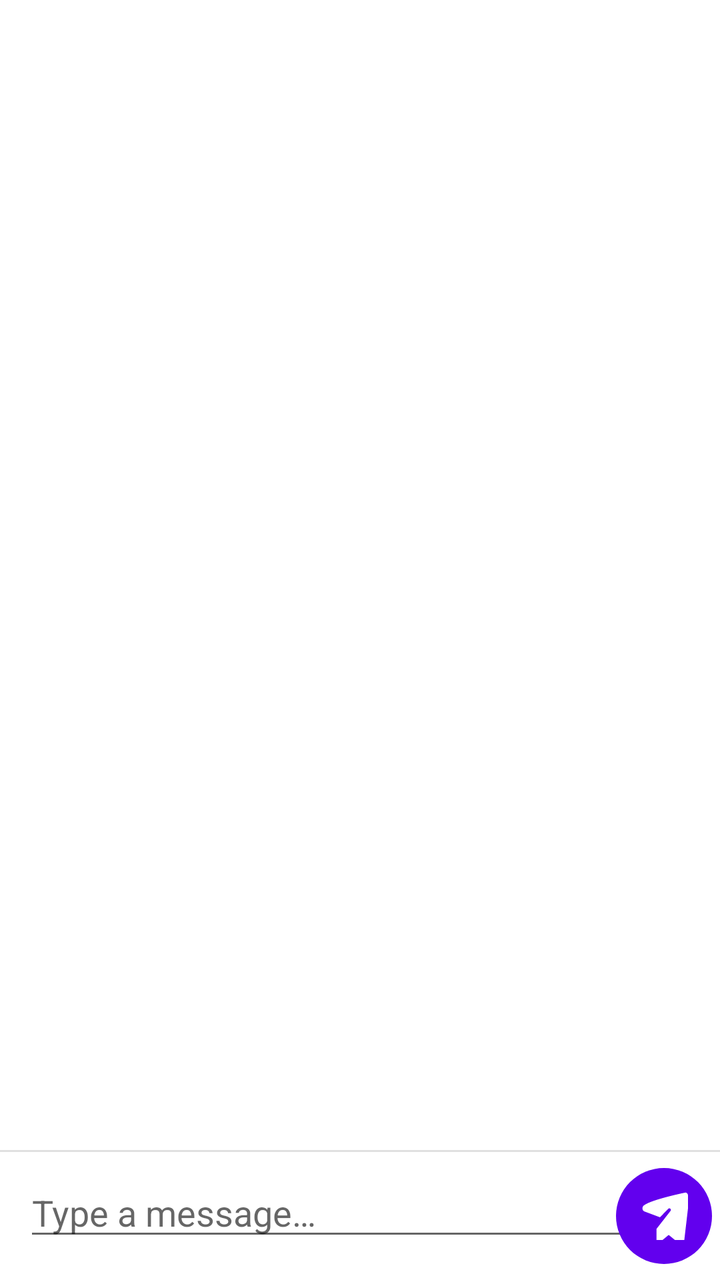
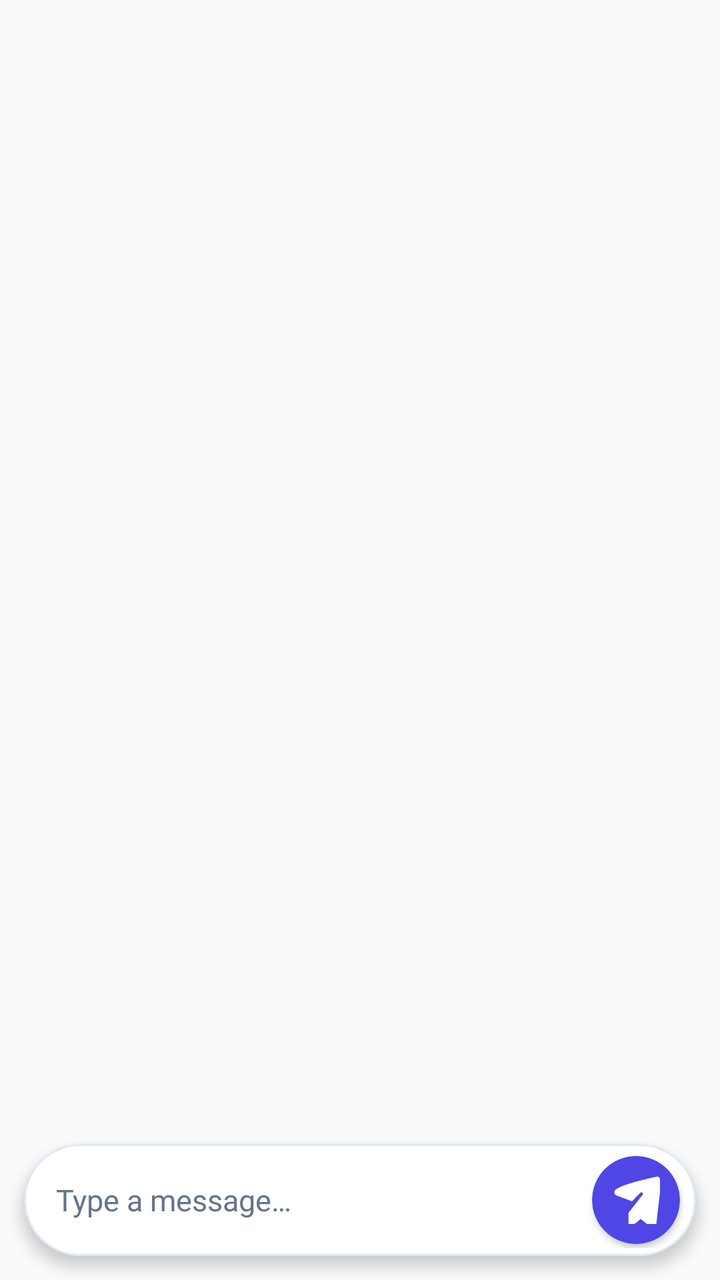

Two renders of the same Android screen: before a commit and after it. Below are the layout's source before the change and the commit's diff.
<!-- AndroidManifest.xml: application theme Theme.EnterpriseMessenger -->
<!-- res/layout/fragment_messages.xml -->
<?xml version="1.0" encoding="utf-8"?>
<LinearLayout xmlns:android="http://schemas.android.com/apk/res/android"
    android:layout_width="match_parent"
    android:layout_height="match_parent"
    android:orientation="vertical">

    <androidx.recyclerview.widget.RecyclerView
        android:id="@+id/recyclerview_messages"
        android:layout_width="match_parent"
        android:layout_height="0dp"
        android:layout_weight="1"
        android:clipToPadding="false"
        android:paddingBottom="8dp" />

    <View
        android:layout_width="match_parent"
        android:layout_height="1dp"
        android:background="?android:attr/listDivider" />

    <FrameLayout
        android:layout_width="match_parent"
        android:layout_height="wrap_content"
        android:paddingStart="12dp"
        android:paddingEnd="4dp"
        android:paddingTop="8dp"
        android:paddingBottom="8dp">

        <EditText
            android:id="@+id/edittext_message_input"
            android:layout_width="match_parent"
            android:layout_height="wrap_content"
            android:hint="@string/hint_type_message"
            android:imeOptions="actionSend"
            android:inputType="textShortMessage|textMultiLine"
            android:maxLines="4"
            android:paddingEnd="56dp" />

        <ImageButton
            android:id="@+id/button_send_message"
            android:layout_width="48dp"
            android:layout_height="48dp"
            android:layout_gravity="end|center_vertical"
            android:background="@drawable/circle_button_bg"
            android:contentDescription="@string/desc_send_message"
            android:padding="8dp"
            android:scaleType="centerInside"
            android:src="@drawable/ic_send_black_24dp" />

    </FrameLayout>

</LinearLayout>
<!-- resources referenced by this layout -->
<resources>
  <!-- drawable circle_button_bg (drawable) -->
  <?xml version="1.0" encoding="utf-8"?>
  <shape xmlns:android="http://schemas.android.com/apk/res/android"
      android:shape="oval">
      <solid android:color="?attr/colorPrimary" />
  </shape>
  <string name="desc_send_message">Send message</string>
  <string name="hint_type_message">Type a message…</string>
  <style name="Theme.EnterpriseMessenger" parent="Theme.MaterialComponents.DayNight.DarkActionBar">
          
          <item name="colorPrimary">@color/purple_500</item>
          <item name="colorPrimaryVariant">@color/purple_700</item>
          <item name="colorOnPrimary">@color/white</item>
          
          <item name="colorSecondary">@color/teal_200</item>
          <item name="colorSecondaryVariant">@color/teal_700</item>
          <item name="colorOnSecondary">@color/black</item>
          
          <item name="android:statusBarColor">?attr/colorPrimaryVariant</item>
          
      </style>
  <color name="purple_500">#FF6200EE</color>
  <color name="purple_700">#FF3700B3</color>
  <color name="white">#FFFFFFFF</color>
  <color name="teal_200">#FF03DAC5</color>
  <color name="teal_700">#FF018786</color>
  <color name="black">#FF000000</color>
  <!-- unchanged entries left out for length: 1 -->
</resources>

<!-- the commit's change to res/layout/fragment_messages.xml (unified diff, before → after) -->
@@ -1,5 +1,6 @@
 <?xml version="1.0" encoding="utf-8"?>
 <LinearLayout xmlns:android="http://schemas.android.com/apk/res/android"
+    xmlns:app="http://schemas.android.com/apk/res-auto"
     android:layout_width="match_parent"
     android:layout_height="match_parent"
     android:orientation="vertical">
@@ -10,42 +11,75 @@
         android:layout_height="0dp"
         android:layout_weight="1"
         android:clipToPadding="false"
+        android:paddingStart="4dp"
+        android:paddingEnd="4dp"
+        android:paddingTop="8dp"
         android:paddingBottom="8dp" />
 
-    <View
-        android:layout_width="match_parent"
-        android:layout_height="1dp"
-        android:background="?android:attr/listDivider" />
-
-    <FrameLayout
+    <com.google.android.material.card.MaterialCardView
+        android:id="@+id/card_input_container"
         android:layout_width="match_parent"
         android:layout_height="wrap_content"
-        android:paddingStart="12dp"
-        android:paddingEnd="4dp"
-        android:paddingTop="8dp"
-        android:paddingBottom="8dp">
+        android:layout_marginStart="12dp"
+        android:layout_marginTop="6dp"
+        android:layout_marginEnd="12dp"
+        android:layout_marginBottom="12dp"
+        app:cardCornerRadius="28dp"
+        app:cardElevation="4dp"
+        app:cardBackgroundColor="@color/surface_card"
+        app:strokeColor="@color/outline_border"
+        app:strokeWidth="1dp">
 
-        <EditText
-            android:id="@+id/edittext_message_input"
+        <LinearLayout
             android:layout_width="match_parent"
             android:layout_height="wrap_content"
-            android:hint="@string/hint_type_message"
-            android:imeOptions="actionSend"
-            android:inputType="textShortMessage|textMultiLine"
-            android:maxLines="4"
-            android:paddingEnd="56dp" />
+            android:gravity="center_vertical"
+            android:orientation="horizontal"
+            android:paddingStart="16dp"
+            android:paddingTop="4dp"
+            android:paddingEnd="6dp"
+            android:paddingBottom="4dp">
 
-        <ImageButton
-            android:id="@+id/button_send_message"
-            android:layout_width="48dp"
-            android:layout_height="48dp"
-            android:layout_gravity="end|center_vertical"
-            android:background="@drawable/circle_button_bg"
-            android:contentDescription="@string/desc_send_message"
-            android:padding="8dp"
-            android:scaleType="centerInside"
-            android:src="@drawable/ic_send_black_24dp" />
+            <EditText
+                android:id="@+id/edittext_message_input"
+                android:layout_width="0dp"
+                android:layout_height="wrap_content"
+                android:layout_weight="1"
+                android:background="@null"
+                android:hint="@string/hint_type_message"
+                android:imeOptions="actionSend"
+                android:inputType="textShortMessage|textMultiLine"
+                android:maxLines="4"
+                android:paddingTop="10dp"
+                android:paddingBottom="10dp"
+                android:textColor="@color/text_primary"
+                android:textColorHint="@color/text_secondary"
+                android:textSize="15sp" />
 
-    </FrameLayout>
+            <com.google.android.material.card.MaterialCardView
+                android:layout_width="44dp"
+                android:layout_height="44dp"
+                android:layout_margin="2dp"
+                app:cardBackgroundColor="@color/indigo_600"
+                app:cardCornerRadius="22dp"
+                app:cardElevation="2dp"
+                app:strokeWidth="0dp">
+
+                <ImageButton
+                    android:id="@+id/button_send_message"
+                    android:layout_width="match_parent"
+                    android:layout_height="match_parent"
+                    android:background="?attr/selectableItemBackgroundBorderless"
+                    android:contentDescription="@string/desc_send_message"
+                    android:padding="10dp"
+                    android:scaleType="centerInside"
+                    android:src="@drawable/ic_send_black_24dp"
+                    app:tint="@color/white" />
+
+            </com.google.android.material.card.MaterialCardView>
+
+        </LinearLayout>
+
+    </com.google.android.material.card.MaterialCardView>
 
 </LinearLayout>
<!-- resource entries referenced after the edit -->
@@ -1,32 +1,82 @@
 <!-- resources referenced by this layout -->
 <resources>
-  <!-- drawable circle_button_bg (drawable) -->
-  <?xml version="1.0" encoding="utf-8"?>
-  <shape xmlns:android="http://schemas.android.com/apk/res/android"
-      android:shape="oval">
-      <solid android:color="?attr/colorPrimary" />
-  </shape>
+  <color name="indigo_600">#4F46E5</color>
+  <color name="outline_border">#E2E8F0</color>
+  <color name="surface_card">#FFFFFF</color>
+  <color name="text_primary">#0F172A</color>
+  <color name="text_secondary">#64748B</color>
   <string name="desc_send_message">Send message</string>
   <string name="hint_type_message">Type a message…</string>
   <style name="Theme.EnterpriseMessenger" parent="Theme.MaterialComponents.DayNight.DarkActionBar">
           
-          <item name="colorPrimary">@color/purple_500</item>
-          <item name="colorPrimaryVariant">@color/purple_700</item>
+          <item name="colorPrimary">@color/indigo_600</item>
+          <item name="colorPrimaryVariant">@color/indigo_700</item>
           <item name="colorOnPrimary">@color/white</item>
+  
           
-          <item name="colorSecondary">@color/teal_200</item>
-          <item name="colorSecondaryVariant">@color/teal_700</item>
-          <item name="colorOnSecondary">@color/black</item>
+          <item name="colorSecondary">@color/emerald_500</item>
+          <item name="colorSecondaryVariant">@color/emerald_600</item>
+          <item name="colorOnSecondary">@color/white</item>
+  
+          
+          <item name="android:windowBackground">@color/bg_app</item>
+          <item name="colorSurface">@color/surface_card</item>
+          <item name="colorOnSurface">@color/text_primary</item>
+  
           
           <item name="android:statusBarColor">?attr/colorPrimaryVariant</item>
+  
           
+          <item name="materialButtonStyle">@style/Widget.App.MaterialButton</item>
+          <item name="textInputStyle">@style/Widget.App.TextInputLayout</item>
+          <item name="materialCardViewStyle">@style/Widget.App.CardView</item>
+  
+          
+          <item name="shapeAppearanceSmallComponent">@style/ShapeAppearance.App.CornerSmall</item>
+          <item name="shapeAppearanceMediumComponent">@style/ShapeAppearance.App.CornerMedium</item>
+          <item name="shapeAppearanceLargeComponent">@style/ShapeAppearance.App.CornerLarge</item>
       </style>
-  <color name="purple_500">#FF6200EE</color>
-  <color name="purple_700">#FF3700B3</color>
+  <color name="indigo_700">#4338CA</color>
+  <color name="emerald_500">#10B981</color>
+  <color name="emerald_600">#059669</color>
+  <color name="bg_app">#F8FAFC</color>
+  <style name="Widget.App.MaterialButton" parent="Widget.MaterialComponents.Button">
+          <item name="shapeAppearanceOverlay">@style/ShapeAppearance.App.Pill</item>
+          <item name="android:paddingTop">12dp</item>
+          <item name="android:paddingBottom">12dp</item>
+          <item name="android:insetTop">0dp</item>
+          <item name="android:insetBottom">0dp</item>
+          <item name="elevation">2dp</item>
+      </style>
+  <style name="Widget.App.TextInputLayout" parent="Widget.MaterialComponents.TextInputLayout.OutlinedBox">
+          <item name="boxCornerRadiusTopStart">16dp</item>
+          <item name="boxCornerRadiusTopEnd">16dp</item>
+          <item name="boxCornerRadiusBottomStart">16dp</item>
+          <item name="boxCornerRadiusBottomEnd">16dp</item>
+          <item name="boxStrokeWidth">1.5dp</item>
+          <item name="boxStrokeColor">@color/indigo_500</item>
+          <item name="hintTextColor">@color/indigo_500</item>
+      </style>
+  <style name="Widget.App.CardView" parent="Widget.MaterialComponents.CardView">
+          <item name="cardCornerRadius">20dp</item>
+          <item name="cardElevation">3dp</item>
+          <item name="strokeWidth">0dp</item>
+          <item name="cardBackgroundColor">@color/surface_card</item>
+      </style>
+  <style name="ShapeAppearance.App.CornerSmall" parent="ShapeAppearance.MaterialComponents.SmallComponent">
+          <item name="cornerSize">8dp</item>
+      </style>
+  <style name="ShapeAppearance.App.CornerMedium" parent="ShapeAppearance.MaterialComponents.MediumComponent">
+          <item name="cornerSize">16dp</item>
+      </style>
+  <style name="ShapeAppearance.App.CornerLarge" parent="ShapeAppearance.MaterialComponents.LargeComponent">
+          <item name="cornerSize">20dp</item>
+      </style>
+  <style name="ShapeAppearance.App.Pill" parent="ShapeAppearance.MaterialComponents.LargeComponent">
+          <item name="cornerSize">28dp</item>
+      </style>
+  <color name="indigo_500">#6366F1</color>
   <color name="white">#FFFFFFFF</color>
-  <color name="teal_200">#FF03DAC5</color>
-  <color name="teal_700">#FF018786</color>
-  <color name="black">#FF000000</color>
   <!-- unchanged entries left out for length: 1 -->
 </resources>
 
